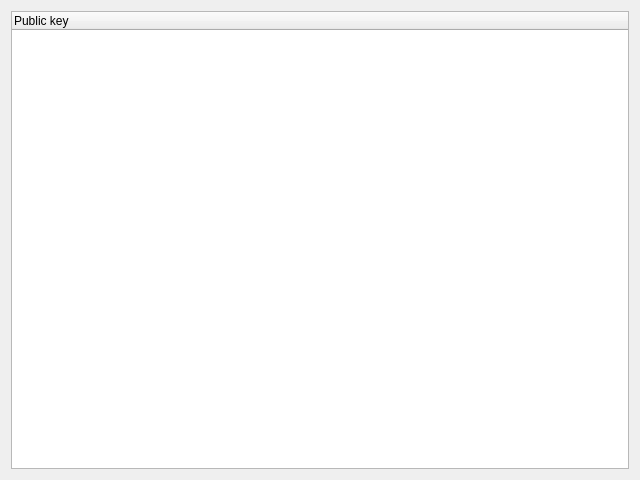
Qt form src/modules/sshkeyselection/SshKeySelectionPage.ui (seapath/seapath-installer) before a commit.
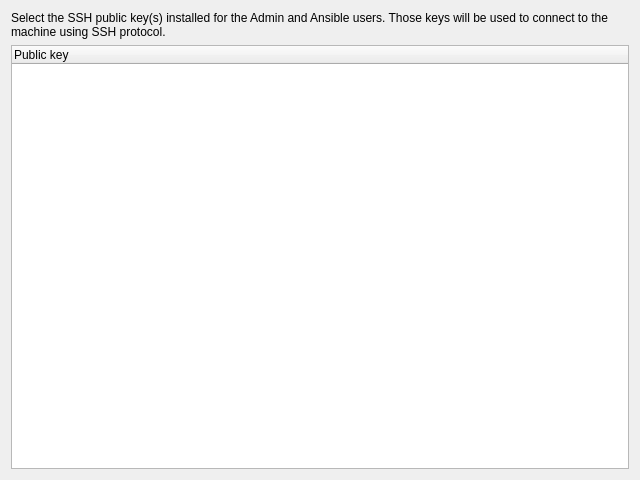
The same form after that commit.

Commit message:
modules/sshkeyselection: Add UI description label
Add a description label to the SSH Key Selection page to inform users
about the purpose of selecting SSH keys for Admin and Ansible users.

Diff of the .ui file:
```diff
--- a/src/modules/sshkeyselection/SshKeySelectionPage.ui
+++ b/src/modules/sshkeyselection/SshKeySelectionPage.ui
@@ -11,6 +11,16 @@
    </rect>
   </property>
   <layout class="QVBoxLayout" name="verticalLayout">
+   <item>
+    <widget class="QLabel" name="label">
+     <property name="text">
+      <string>Select the SSH public key(s) installed for the Admin and Ansible users. Those keys will be used to connect to the machine using SSH protocol.</string>
+     </property>
+     <property name="wordWrap">
+      <bool>true</bool>
+     </property>
+    </widget>
+   </item>
    <item>
     <widget class="QTreeWidget" name="treeWidget">
      <property name="rootIsDecorated">
```
